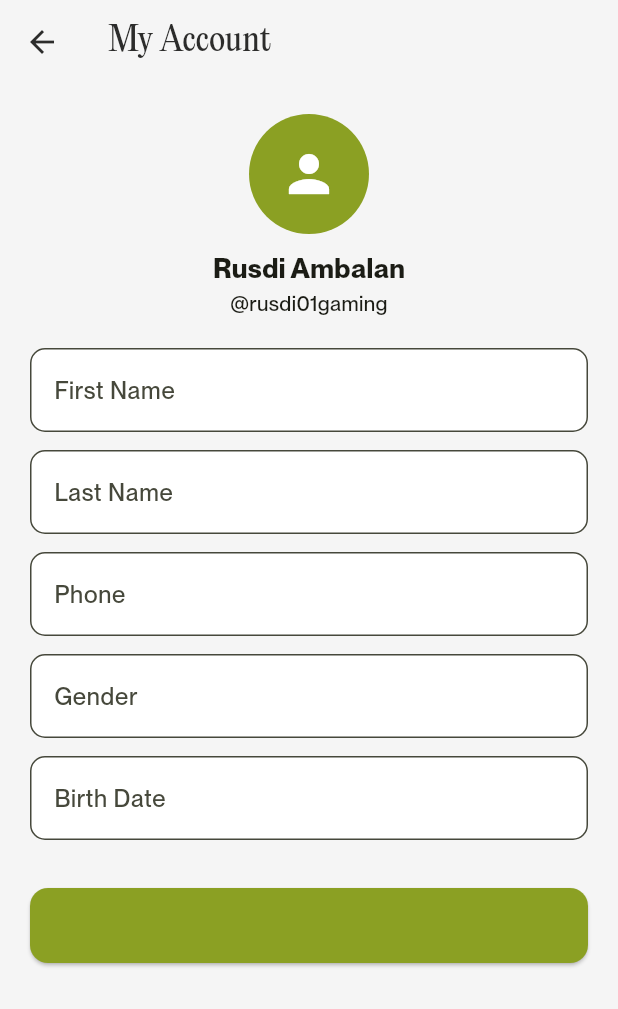
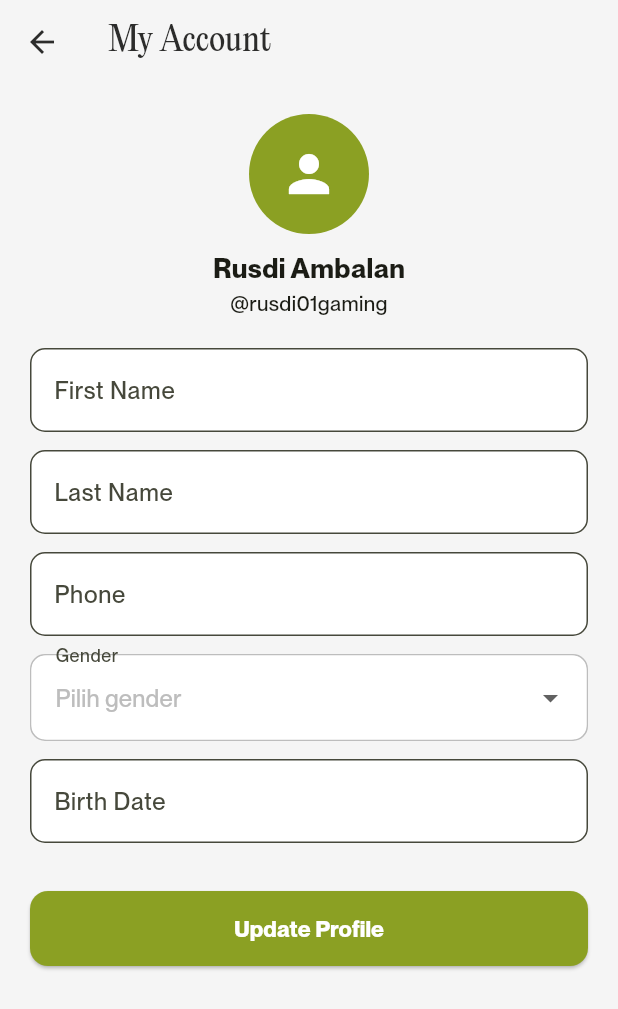
Before and after one commit to AmbatronZ/Renovasim-Flutter, a Flutter app: the ProfileScreen screen opened directly, after a tap on "My Account", on a phone screen of 412 x 824 dp. Shown: the top 1009 px of the screen. Run offline on Flutter 3.47's test engine with Material 3 defaults, Android fonts, the phone set to English and light mode, and no system bars; our stand-ins replace flutter_svg.

Commit message:
perbaikan bug 1.1

```diff
--- a/lib/screens/home_screen.dart
+++ b/lib/screens/home_screen.dart
@@ -41,7 +41,7 @@ class _HomeScreenState extends State<HomeScreen> {
         child: Column(
           children: [
             // Top nav bar
-            _TopBar(),
+            _TopBar(parentContext: context),
             // Scrollable content
             Expanded(
               child: SingleChildScrollView(
@@ -78,11 +78,12 @@ class _HomeScreenState extends State<HomeScreen> {
 // ─── Top Bar ─────────────────────────────────────────────────────────────────
 
 class _TopBar extends StatelessWidget {
+  final BuildContext parentContext;
+  const _TopBar({required this.parentContext});
+
   @override
   Widget build(BuildContext context) {
-    return SizedBox(
-      height: 60, // WAJIB
-      child: Padding(
+    return Padding(
       padding: const EdgeInsets.fromLTRB(20, 12, 20, 4),
       child: Row(
         children: [
@@ -91,18 +92,15 @@ class _TopBar extends StatelessWidget {
             height: 32,
           ),
           const Spacer(),
-
           _IconBtn(icon: Icons.notifications_outlined),
           const SizedBox(width: 4),
-
           _IconBtn(icon: Icons.settings_outlined),
           const SizedBox(width: 4),
-
           _IconBtn(
             icon: Icons.person_outline_rounded,
             onTap: () {
               Navigator.push(
-                  context,
+                parentContext, // ← pakai parentContext
                 MaterialPageRoute(
                   builder: (_) => const ProfileScreen(),
                 ),
@@ -110,7 +108,6 @@ class _TopBar extends StatelessWidget {
             },
           ),
         ],
-        ),
       ),
     );
   }
@@ -287,20 +284,20 @@ class _PortfolioSection extends StatelessWidget {
       isInProgress: true,
     ),
     _ProjectData(
-      title: 'Futuristic Office',
+      title: 'Minimalist Office',
       location: null,
       budget: 'Rp 4.250.000',
       status: 'DRAFTING',
-      imagePath: 'assets/images/background4.png',
+      imagePath: 'assets/images/background6.png',
       isInProgress: false,
       draftInfo: '12 item',
     ),
     _ProjectData(
-      title: 'Matte Kitchen',
+      title: 'Cozy Matte Kitchen',
       location: null,
       budget: 'Rp 8.900.000',
-      status: null,
-      imagePath: 'assets/images/background2.png',
+      status: 'Done',
+      imagePath: 'assets/images/background5.png',
       isInProgress: false,
       updatedInfo: 'Updated 2h ago',
     ),
--- a/lib/screens/profile_screen.dart
+++ b/lib/screens/profile_screen.dart
@@ -21,9 +21,13 @@ class ProfileScreen extends StatelessWidget {
           ),
         ),
         actions: [
-          Icon(Icons.notifications, color: Colors.blue),
-          SizedBox(width: 16),
-        ],
+        IconButton(
+          icon: const Icon(Icons.notifications_outlined),
+          color: AppColors.metallicBlack,
+          onPressed: () {},
+        ),
+        const SizedBox(width: 8),
+      ],
       ),
       body: Padding(
         padding: const EdgeInsets.all(20),
--- a/lib/screens/profile_setting_screen.dart
+++ b/lib/screens/profile_setting_screen.dart
@@ -1,8 +1,15 @@
 import 'package:flutter/material.dart';
 import 'home_screen.dart';
 
-class ProfileSettingScreen extends StatelessWidget {
+class ProfileSettingScreen extends StatefulWidget {
   const ProfileSettingScreen({super.key});
+
+  @override
+  State<ProfileSettingScreen> createState() => _ProfileSettingScreenState();
+}
+
+class _ProfileSettingScreenState extends State<ProfileSettingScreen> {
+  String? _selectedGender;
 
   @override
   Widget build(BuildContext context) {
@@ -20,16 +27,16 @@ class ProfileSettingScreen extends StatelessWidget {
           ),
         ),
       ),
-      body: Padding(
+      body: SingleChildScrollView(
         padding: const EdgeInsets.all(20),
         child: Column(
           children: [
             CircleAvatar(
               radius: 40,
               backgroundColor: AppColors.coconutGreen,
-              child: Icon(Icons.person, size: 40, color: Colors.white),
+              child: const Icon(Icons.person, size: 40, color: Colors.white),
             ),
-            SizedBox(height: 10),
+            const SizedBox(height: 10),
             Text(
               "Rusdi Ambalan",
               style: TextStyle(
@@ -38,22 +45,66 @@ class ProfileSettingScreen extends StatelessWidget {
                 fontFamily: 'PPNeueMontrealMedium',
               ),
             ),
-            Text("@rusdi01gaming"),
-            SizedBox(height: 20),
+            const Text("@rusdi01gaming"),
+            const SizedBox(height: 20),
 
             _input("First Name", "Rusdi"),
             _input("Last Name", "Ambalan"),
             _input("Phone", ""),
-            _input("Gender", ""),
+
+            // Gender dropdown
+            Container(
+              margin: const EdgeInsets.only(bottom: 12),
+              decoration: BoxDecoration(
+                color: Colors.white,
+                borderRadius: BorderRadius.circular(10),
+                border: Border.all(color: const Color(0xFFBDBDBD)),
+              ),
+              child: DropdownButtonFormField<String>(
+                value: _selectedGender,
+                decoration: InputDecoration(
+                  labelText: 'Gender',
+                  filled: true,
+                  fillColor: Colors.white,
+                  border: OutlineInputBorder(
+                    borderRadius: BorderRadius.circular(10),
+                    borderSide: BorderSide.none,
+                  ),
+                  enabledBorder: OutlineInputBorder(
+                    borderRadius: BorderRadius.circular(10),
+                    borderSide: BorderSide.none,
+                  ),
+                ),
+                items: const [
+                  DropdownMenuItem(
+                    value: 'Laki-laki',
+                    child: Text('Laki-laki'),
+                  ),
+                  DropdownMenuItem(
+                    value: 'Perempuan',
+                    child: Text('Perempuan'),
+                  ),
+                ],
+                onChanged: (value) {
+                  setState(() => _selectedGender = value);
+                },
+                hint: const Text(
+                  'Pilih gender',
+                  style: TextStyle(color: Color(0xFFBDBDBD)),
+                ),
+              ),
+            ),
+
             _input("Birth Date", "26 - Mei - 2006"),
 
-            SizedBox(height: 20),
+            const SizedBox(height: 20),
 
             ElevatedButton(
               onPressed: () {},
               style: ElevatedButton.styleFrom(
                 backgroundColor: AppColors.coconutGreen,
-                minimumSize: Size(double.infinity, 50),
+                foregroundColor: Colors.white, // ← fix teks tidak terlihat
+                minimumSize: const Size(double.infinity, 50),
                 shape: RoundedRectangleBorder(
                   borderRadius: BorderRadius.circular(12),
                 ),
@@ -61,10 +112,12 @@ class ProfileSettingScreen extends StatelessWidget {
               child: Text(
                 "Update Profile",
                 style: TextStyle(
+                  fontSize: 15,
+                  fontWeight: FontWeight.w600,
                   fontFamily: 'PPNeueMontrealMedium',
                 ),
               ),
-            )
+            ),
           ],
         ),
       ),
```
Also changed, not shown: assets/images/background5.png (added), 1 other file. Lines whose indentation alone changed are shown as unchanged.
